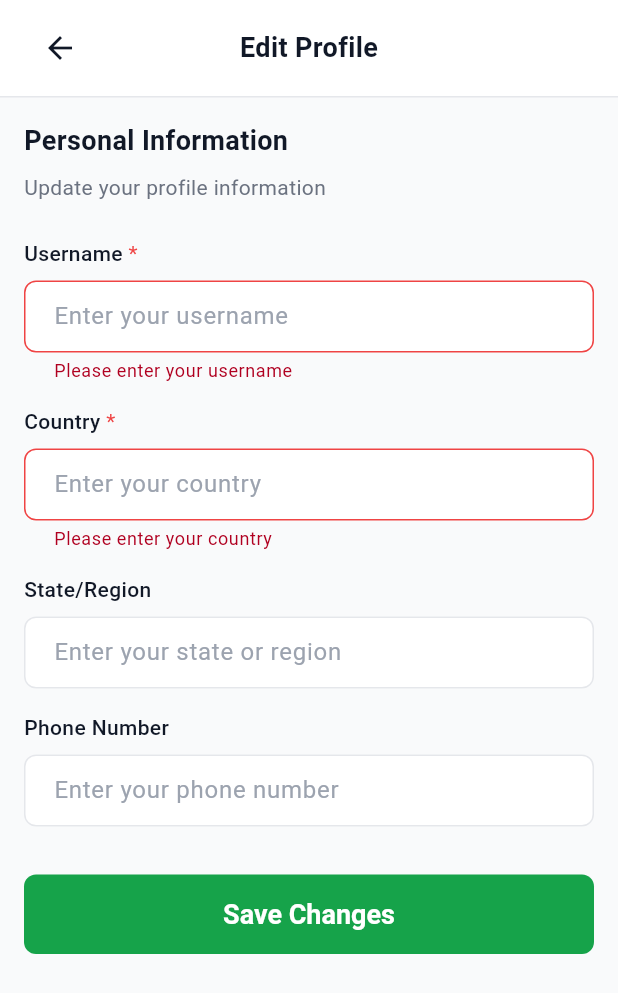
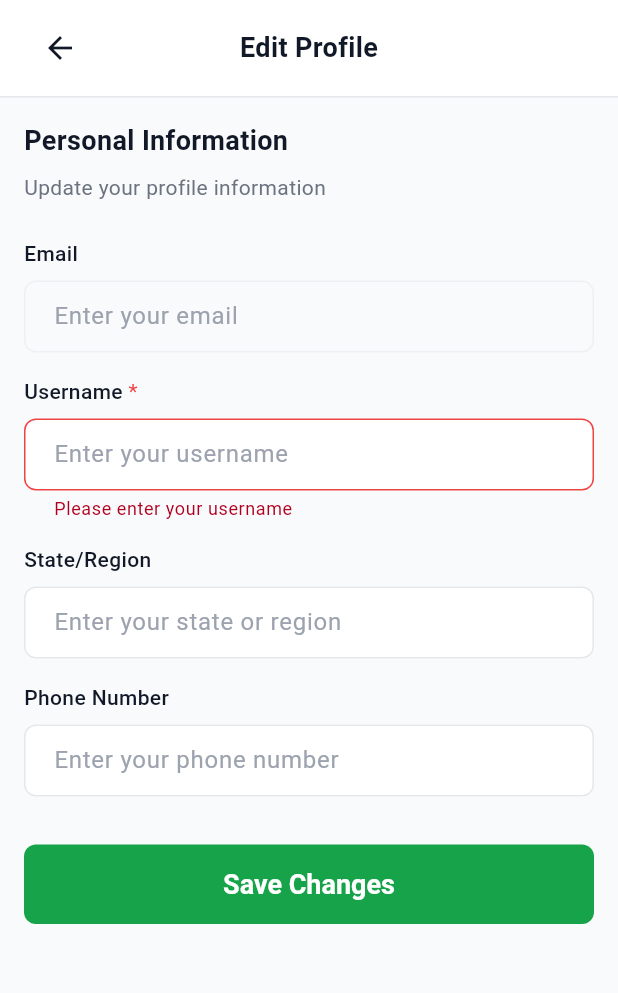
Before and after one commit to IzzatNazmi26/AgriKeep, a Flutter app: the screen it shows once a user with an empty profile is signed in, after a tap on the "person outline" icon, after a tap on "Edit Profile", after a tap on "Save Changes", on a phone screen of 412 x 824 dp. Shown: the top 993 px of the screen. Run offline on Flutter 3.47's test engine with Material 3 defaults, Android fonts, the phone set to English and light mode, and no system bars; our stand-ins replace cloud_firestore, firebase_auth, firebase_core; accounts and stored records are empty.

Commit message:
remove unused thing. (country)

```diff
--- a/lib/models/user_model.dart
+++ b/lib/models/user_model.dart
@@ -1,13 +1,12 @@
-// user_model.dart - Updated version
+// user_model.dart - Updated version (country completely removed)
 import 'package:cloud_firestore/cloud_firestore.dart';
 
 class UserModel {
   final String id;
   final String email;
-  final String username; // We'll use this as the display name
+  final String username;
   final String? phoneNumber;
   final String? profileImageUrl;
-  final String? country;
   final String? state;
   final DateTime createdAt;
   final DateTime updatedAt;
@@ -17,10 +16,9 @@ class UserModel {
   UserModel({
     required this.id,
     required this.email,
-    required this.username, // Required field
+    required this.username,
     this.phoneNumber,
     this.profileImageUrl,
-    this.country,
     this.state,
     required this.createdAt,
     required this.updatedAt,
@@ -32,11 +30,10 @@ class UserModel {
     return {
       'id': id,
       'email': email,
-      'username': username, // Only username, no fullName
+      'username': username,
       'phoneNumber': phoneNumber,
       'profileImageUrl': profileImageUrl,
-      'country': country,
-      'state': state,
+      'state': state, // Only state, no country
       'createdAt': createdAt.millisecondsSinceEpoch,
       'updatedAt': updatedAt.millisecondsSinceEpoch,
       'isEmailVerified': isEmailVerified,
@@ -69,16 +66,10 @@ class UserModel {
     }
 
     // HANDLE BACKWARD COMPATIBILITY:
-    // 1. Check for 'fullName' field (old) and fallback to 'username'
+    // Check for 'fullName' field (old) and fallback to 'username'
     String username = data['username'] ?? '';
     if (username.isEmpty && data['fullName'] != null) {
       username = data['fullName'];
-    }
-
-    // 2. Check for 'state' field, fallback to 'country' for existing users
-    String? state = data['state'];
-    if (state == null || state.isEmpty) {
-      state = data['country']; // Fallback for existing users
     }
 
     return UserModel(
@@ -87,8 +78,7 @@ class UserModel {
       username: username,
       phoneNumber: data['phoneNumber'],
       profileImageUrl: data['profileImageUrl'],
-      country: data['country'], // Keep for backward compatibility
-      state: state, // Use the resolved state (either from 'state' or 'country')
+      state: data['state'], // Only state, no country fallback
       createdAt: createdAt,
       updatedAt: updatedAt,
       isEmailVerified: data['isEmailVerified'] ?? false,
@@ -103,20 +93,13 @@ class UserModel {
       username = map['fullName'];
     }
 
-    // Handle backward compatibility for state
-    String? state = map['state'];
-    if (state == null || state.isEmpty) {
-      state = map['country'];
-    }
-
     return UserModel(
       id: map['id'] ?? '',
       email: map['email'] ?? '',
       username: username,
       phoneNumber: map['phoneNumber'],
       profileImageUrl: map['profileImageUrl'],
-      country: map['country'], // Keep for backward compatibility
-      state: state,
+      state: map['state'], // Only state, no country
       createdAt: DateTime.fromMillisecondsSinceEpoch(map['createdAt'] ?? 0),
       updatedAt: DateTime.fromMillisecondsSinceEpoch(map['updatedAt'] ?? 0),
       isEmailVerified: map['isEmailVerified'] ?? false,
@@ -127,10 +110,9 @@ class UserModel {
   UserModel copyWith({
     String? id,
     String? email,
-    String? username, // Changed from fullName
+    String? username,
     String? phoneNumber,
     String? profileImageUrl,
-    String? country,
     String? state,
     DateTime? createdAt,
     DateTime? updatedAt,
@@ -140,11 +122,10 @@ class UserModel {
     return UserModel(
       id: id ?? this.id,
       email: email ?? this.email,
-      username: username ?? this.username, // Changed from fullName
+      username: username ?? this.username,
       phoneNumber: phoneNumber ?? this.phoneNumber,
       profileImageUrl: profileImageUrl ?? this.profileImageUrl,
-      country: country ?? this.country,
-      state: state ?? this.state,
+      state: state ?? this.state, // Only state
       createdAt: createdAt ?? this.createdAt,
       updatedAt: updatedAt ?? this.updatedAt,
       isEmailVerified: isEmailVerified ?? this.isEmailVerified,
@@ -154,6 +135,6 @@ class UserModel {
 
   @override
   String toString() {
-    return 'UserModel(id: $id, email: $email, username: $username)'; // Removed fullName
+    return 'UserModel(id: $id, email: $email, username: $username)';
   }
 }
--- a/lib/pages/editprofile_page.dart
+++ b/lib/pages/editprofile_page.dart
@@ -20,8 +20,8 @@ class EditProfilePage extends StatefulWidget {
 
 class _EditProfilePageState extends State<EditProfilePage> {
   final _formKey = GlobalKey<FormState>();
-  final _usernameController = TextEditingController(); // Changed from _fullNameController
-  final _countryController = TextEditingController();
+  final _usernameController = TextEditingController();
+  final _emailController = TextEditingController();
   final _stateController = TextEditingController();
   final _phoneController = TextEditingController();
 
@@ -38,8 +38,8 @@ class _EditProfilePageState extends State<EditProfilePage> {
     final user = authProvider.currentUser;
 
     if (user != null) {
-      _usernameController.text = user.username; // Changed from user.fullName
-      _countryController.text = user.country ?? '';
+      _usernameController.text = user.username;
+      _emailController.text = user.email ?? '';
       _stateController.text = user.state ?? '';
       _phoneController.text = user.phoneNumber ?? '';
     }
@@ -54,9 +54,10 @@ class _EditProfilePageState extends State<EditProfilePage> {
 
     try {
       await authProvider.updateUserProfile(
-        username: _usernameController.text.trim(), // Changed from fullName
-        country: _countryController.text.trim(),
-        state: _stateController.text.trim(),
+        username: _usernameController.text.trim(),
+        state: _stateController.text.trim().isNotEmpty
+            ? _stateController.text.trim()
+            : null,
         phoneNumber: _phoneController.text.trim().isNotEmpty
             ? _phoneController.text.trim()
             : null,
@@ -89,7 +90,7 @@ class _EditProfilePageState extends State<EditProfilePage> {
   @override
   void dispose() {
     _usernameController.dispose();
-    _countryController.dispose();
+    _emailController.dispose();
     _stateController.dispose();
     _phoneController.dispose();
     super.dispose();
@@ -97,6 +98,9 @@ class _EditProfilePageState extends State<EditProfilePage> {
 
   @override
   Widget build(BuildContext context) {
+    final authProvider = context.read<AuthProvider>();
+    final user = authProvider.currentUser;
+
     return Scaffold(
       backgroundColor: AgriKeepTheme.backgroundColor,
       body: SafeArea(
@@ -132,7 +136,20 @@ class _EditProfilePageState extends State<EditProfilePage> {
                       ),
                       const SizedBox(height: 24),
 
-                      // Changed from Full Name to Username
+                      // Email field (display only, not editable)
+                      InputField(
+                        label: 'Email',
+                        controller: _emailController,
+                        hintText: 'Enter your email',
+                        enabled: false, // Make it non-editable
+                        validator: (value) {
+                          // Email is required but not editable
+                          return null;
+                        },
+                      ),
+                      const SizedBox(height: 16),
+
+                      // Username field
                       InputField(
                         label: 'Username',
                         controller: _usernameController,
@@ -153,20 +170,7 @@ class _EditProfilePageState extends State<EditProfilePage> {
                       ),
                       const SizedBox(height: 16),
 
-                      InputField(
-                        label: 'Country',
-                        controller: _countryController,
-                        hintText: 'Enter your country',
-                        required: true,
-                        validator: (value) {
-                          if (value == null || value.isEmpty) {
-                            return 'Please enter your country';
-                          }
-                          return null;
-                        },
-                      ),
-                      const SizedBox(height: 16),
-
+                      // State field (optional)
                       InputField(
                         label: 'State/Region',
                         controller: _stateController,
@@ -178,6 +182,7 @@ class _EditProfilePageState extends State<EditProfilePage> {
                       ),
                       const SizedBox(height: 16),
 
+                      // Phone field (optional)
                       InputField(
                         label: 'Phone Number',
                         controller: _phoneController,
--- a/lib/pages/profile_page.dart
+++ b/lib/pages/profile_page.dart
@@ -7,12 +7,12 @@ import 'package:agrikeep/pages/providers/auth_provider.dart';
 
 class ProfilePage extends StatelessWidget {
   final VoidCallback onBack;
-  final Function(String)? onNavigate; // Removed onLogout
+  final Function(String)? onNavigate;
 
   const ProfilePage({
     super.key,
     required this.onBack,
-    this.onNavigate, // Removed required this.onLogout
+    this.onNavigate,
   });
 
   @override
@@ -53,7 +53,7 @@ class ProfilePage extends StatelessWidget {
                           ),
                           const SizedBox(height: 12),
                           Text(
-                            user?.username ?? 'Loading...', // Changed from fullName to username
+                            user?.username ?? 'Loading...',
                             style: TextStyle(
                               fontSize: 20,
                               fontWeight: FontWeight.bold,
@@ -61,13 +61,6 @@ class ProfilePage extends StatelessWidget {
                             ),
                           ),
                           const SizedBox(height: 4),
-                          Text(
-                            user?.email ?? 'Loading...',
-                            style: TextStyle(
-                              fontSize: 14,
-                              color: AgriKeepTheme.textSecondary,
-                            ),
-                          ),
                         ],
                       ),
                     ),
@@ -94,9 +87,9 @@ class ProfilePage extends StatelessWidget {
                           ),
                           const SizedBox(height: 12),
                           _buildDetailRow(
-                            icon: Icons.location_on,
-                            label: 'Country',
-                            value: user?.country ?? 'Not set',
+                            icon: Icons.email, // Added email icon
+                            label: 'Email',
+                            value: user?.email ?? 'Not set',
                           ),
                           const SizedBox(height: 12),
                           _buildDetailRow(
```
